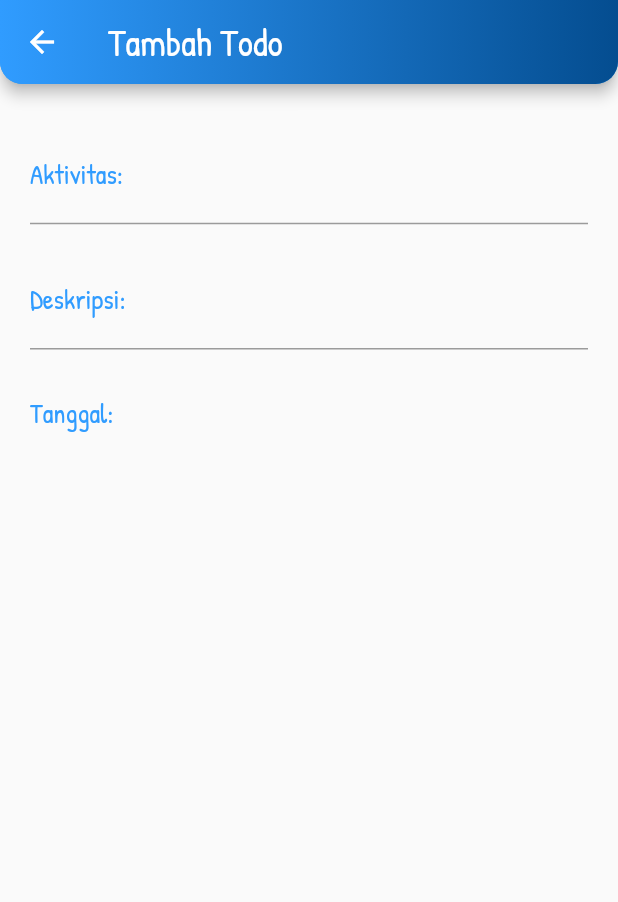
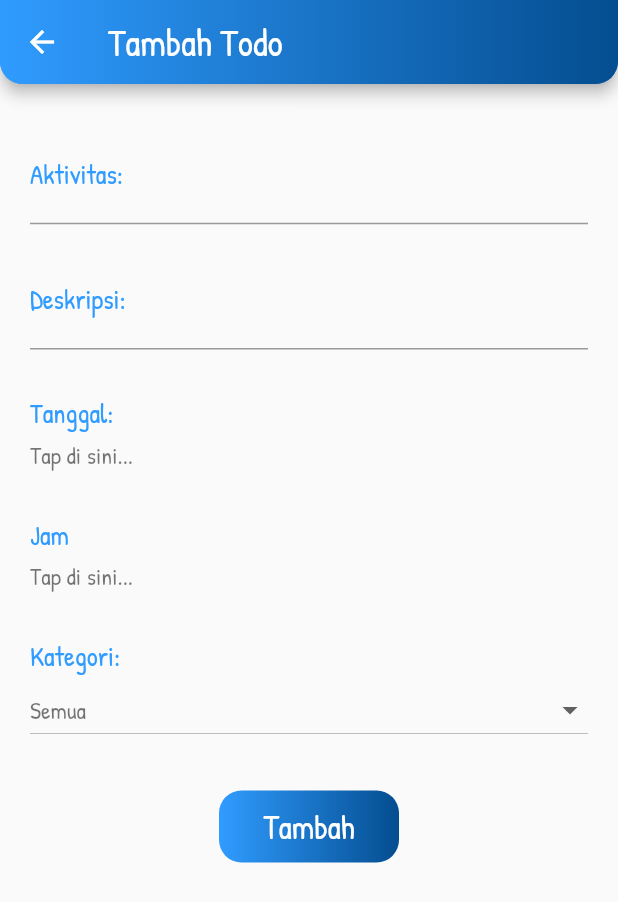
Before and after one commit to NaufalFiraas/todo_app, a Flutter app: the FormPage screen opened directly, on a phone screen of 412 x 824 dp. Shown: the top 902 px of the screen. Run offline on Flutter 3.47's test engine with Material 2 defaults, Android fonts, the phone set to English and light mode, and no system bars.

Commit message:
styling awal keseluruhan formpage

```diff
--- a/lib/view/formpage/form_page.dart
+++ b/lib/view/formpage/form_page.dart
@@ -1,11 +1,12 @@
 import 'package:flutter/material.dart';
 import 'package:todo_app/view/formpage/activity_description_form.dart';
+import 'package:intl/intl.dart';
 
 class FormPage extends StatefulWidget {
   final bool isAdd;
   final String? activity;
   final String? description;
-  final String? date;
+  final DateTime? date;
   final int? hour;
   final int? minute;
   final String? category;
@@ -37,6 +38,36 @@ class _FormPageState extends State<FormPage> {
       activityController.text = widget.activity.toString();
       descriptionController.text = widget.description.toString();
     }
+  }
+
+  final List<String> dropdownMenus = [
+    'Belanja',
+    'Kerja',
+    'Belajar',
+    'Travelling',
+    'Produktivitas',
+    'Hobi',
+    'Kuliner',
+    'Lainnya...',
+    'Semua',
+  ];
+
+  List<DropdownMenuItem<String>> dropdownMenuBuilder(List<String> menus) {
+    return menus.map(
+      (e) {
+        return DropdownMenuItem<String>(
+          value: e,
+          child: Text(
+            e,
+            style: const TextStyle(
+              fontFamily: 'Patrick Hand',
+              fontSize: 16,
+              color: Colors.black54,
+            ),
+          ),
+        );
+      },
+    ).toList();
   }
 
   @override
@@ -74,7 +105,8 @@ class _FormPageState extends State<FormPage> {
           ),
         ),
       ),
-      body: Form(
+      body: SingleChildScrollView(
+        child: Form(
           key: formKey,
           child: Column(
             children: [
@@ -114,12 +146,109 @@ class _FormPageState extends State<FormPage> {
                         color: Color(0xFF309CFF),
                       ),
                     ),
+                    const SizedBox(
+                      height: 5,
+                    ),
+                    Text(
+                      widget.date == null
+                          ? 'Tap di sini...'
+                          : DateFormat('dd/MMM/yyyy').format(widget.date!),
+                      style: const TextStyle(
+                        fontSize: 16,
+                        fontFamily: 'Patrick Hand',
+                        color: Colors.black54,
+                      ),
+                    ),
+                    const SizedBox(
+                      height: 30,
+                    ),
+                    const Text(
+                      'Jam',
+                      style: TextStyle(
+                        fontFamily: 'Patrick Hand',
+                        fontSize: 18,
+                        color: Color(0xFF309CFF),
+                      ),
+                    ),
+                    const SizedBox(
+                      height: 5,
+                    ),
+                    Text(
+                      widget.hour == null && widget.minute == null
+                          ? 'Tap di sini...'
+                          : widget.hour.toString().padLeft(2, '0') +
+                              ' : ' +
+                              widget.minute.toString().padLeft(2, '0'),
+                      style: const TextStyle(
+                        fontFamily: 'Patrick Hand',
+                        fontSize: 16,
+                        color: Colors.black54,
+                      ),
+                    ),
+                    const SizedBox(
+                      height: 30,
+                    ),
+                    const Text(
+                      'Kategori:',
+                      style: TextStyle(
+                        fontFamily: 'Patrick Hand',
+                        fontSize: 18,
+                        color: Color(0xFF309CFF),
+                      ),
+                    ),
+                    DropdownButton(
+                      items: dropdownMenuBuilder(dropdownMenus),
+                      onChanged: (value) {},
+                      isExpanded: true,
+                      value: 'Semua',
+                    ),
+                    const SizedBox(
+                      height: 30,
+                    ),
+                    Align(
+                      alignment: Alignment.center,
+                      child: Container(
+                        width: 120,
+                        decoration: BoxDecoration(
+                          borderRadius: BorderRadius.circular(15),
+                          gradient: const LinearGradient(
+                            colors: [
+                              Color(0xFF309CFF),
+                              Color(0xFF044D90),
+                            ],
+                            begin: Alignment.centerLeft,
+                            end: Alignment.centerRight,
+                          ),
+                        ),
+                        child: ElevatedButton(
+                          child: Text(
+                            widget.isAdd ? 'Tambah' : 'Edit',
+                            style: const TextStyle(
+                              fontFamily: 'Patrick Hand',
+                              fontSize: 22,
+                              color: Colors.white,
+                            ),
+                          ),
+                          onPressed: () {
+                            formKey.currentState!.validate();
+                          },
+                          style: ElevatedButton.styleFrom(
+                            shape: RoundedRectangleBorder(
+                              borderRadius: BorderRadius.circular(15),
+                            ),
+                            primary: Colors.transparent,
+                            shadowColor: Colors.transparent,
+                          ),
+                        ),
+                      ),
+                    ),
                   ],
                 ),
               ),
             ],
           ),
         ),
+      ),
     );
   }
 }
```
Lines whose indentation alone changed are shown as unchanged.
